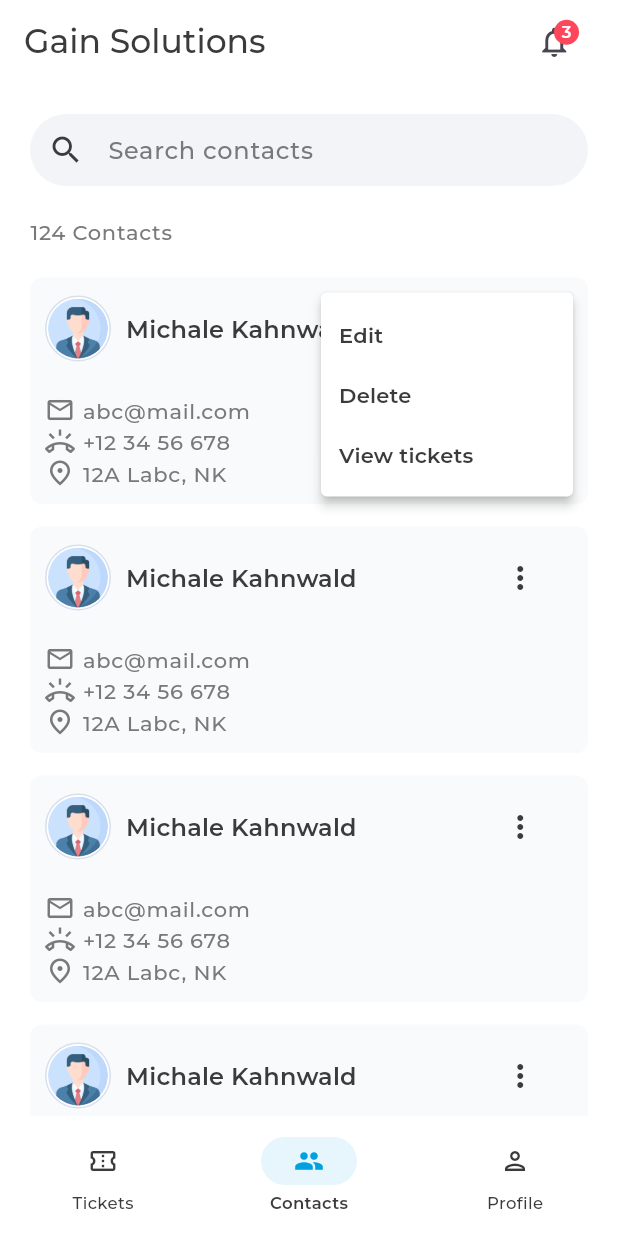
After one commit to Neloy-SWE/gsl-task, a Flutter app: the screen it shows after launch, item 2 of the bottom bar chosen, after a tap on the "more vert" icon, on a phone screen of 412 x 824 dp. The commit adds this screen. Run offline on Flutter 3.47's test engine with Material 3 defaults, Android fonts, the phone set to English and light mode, and no system bars; our stand-ins replace flutter_riverpod.

Commit message:
contact screen and relevant changes

```diff
--- a/lib/utilities/app_text.dart
+++ b/lib/utilities/app_text.dart
@@ -20,4 +20,8 @@ class AppText {
   static const String selectPriority = "Select priority";
   static const String tags = "Tags";
   static const String searchTags = "Search tags";
+  static const String searchContacts = "Search contacts";
+  static const String edit = "Edit";
+  static const String delete = "Delete";
+  static const String viewTickets = "View tickets";
 }
--- a/lib/views/custom_widgets/custom_text_field.dart
+++ b/lib/views/custom_widgets/custom_text_field.dart
@@ -16,6 +16,7 @@ class CustomTextField{
     required TextInputType textInputType,
     required TextInputAction textInputAction,
     void Function(String)? onFieldSubmitted,
+    void Function(String)? onChanged,
     IconData? prefix,
     void Function()? prefixOnTap,
 }){
@@ -27,6 +28,7 @@ class CustomTextField{
       cursorColor: Colors.black38,
       textInputAction: textInputAction,
       onFieldSubmitted: onFieldSubmitted,
+      onChanged: onChanged,
       decoration: InputDecoration(
         filled: true,
         fillColor: AppColor.colorSearchFieldBackground,
--- /dev/null
+++ b/lib/views/screens/screen_contact.dart
@@ -0,0 +1,189 @@
+/*
+* Created by Neloy on 21 March, 2025.
+* Email: taufiqneloy.swe@gmail.com
+*/
+
+import 'package:flutter/material.dart';
+import 'package:gsl_task/utilities/app_color.dart';
+import 'package:gsl_task/utilities/app_image.dart';
+import 'package:gsl_task/utilities/app_size.dart';
+import 'package:gsl_task/utilities/app_text.dart';
+import 'package:gsl_task/views/custom_widgets/custom_text_field.dart';
+
+class ContactScreen extends StatefulWidget {
+  const ContactScreen({super.key});
+
+  @override
+  State<ContactScreen> createState() => _ContactScreenState();
+}
+
+class _ContactScreenState extends State<ContactScreen> {
+  TextEditingController searchTagController = TextEditingController();
+
+  @override
+  void dispose() {
+    searchTagController.dispose();
+    super.dispose();
+  }
+
+  @override
+  Widget build(BuildContext context) {
+    return ListView(
+      padding: AppSize.paddingAll20,
+      children: [
+        CustomTextField.search(
+          context: context,
+          hint: AppText.searchContacts,
+          controller: searchTagController,
+          textInputType: TextInputType.text,
+          textInputAction: TextInputAction.search,
+          prefix: Icons.search,
+        ),
+        AppSize.gapH20,
+
+        // contact
+        Text(
+          "124 ${AppText.contacts}",
+          style: Theme.of(context).textTheme.bodyLarge,
+        ),
+        AppSize.gapH20,
+
+        // contact list:
+        ListView.separated(
+          physics: const NeverScrollableScrollPhysics(),
+          itemCount: 5,
+          shrinkWrap: true,
+          itemBuilder: (context, index) {
+            return _contact();
+          },
+          separatorBuilder: (BuildContext context, int index) {
+            return AppSize.gapH15;
+          },
+        ),
+      ],
+    );
+  }
+
+  Widget _contact() {
+    return Container(
+      padding: AppSize.paddingAll10,
+      decoration: BoxDecoration(
+        color: AppColor.colorCardBackground,
+        borderRadius: BorderRadius.circular(8),
+      ),
+      child: Column(
+        children: [
+          Row(
+            mainAxisAlignment: MainAxisAlignment.spaceBetween,
+            crossAxisAlignment: CrossAxisAlignment.center,
+            children: [
+              Expanded(
+                flex: 4,
+                child: Row(
+                  crossAxisAlignment: CrossAxisAlignment.center,
+                  children: [
+                    // profile image:
+                    Container(
+                      height: 44,
+                      width: 44,
+                      alignment: Alignment.center,
+                      decoration: BoxDecoration(
+                        shape: BoxShape.circle,
+                        color: Colors.white,
+                        border: Border.all(
+                          color: AppColor.colorBorder,
+                          width: 1,
+                        ),
+                      ),
+                      child: Container(
+                        height: 40,
+                        width: 40,
+                        decoration: BoxDecoration(
+                          shape: BoxShape.circle,
+                          image: DecorationImage(
+                            image: AssetImage(AppImage.profile),
+                            fit: BoxFit.fill,
+                          ),
+                        ),
+                      ),
+                    ),
+                    AppSize.gapW10,
+
+                    // name
+                    Flexible(
+                      child: Text(
+                        "Michale Kahnwald",
+                        maxLines: 1,
+                        overflow: TextOverflow.ellipsis,
+                        style: Theme.of(context).textTheme.titleMedium,
+                      ),
+                    ),
+                  ],
+                ),
+              ),
+
+              // menu
+              Expanded(
+                flex: 1,
+                child: PopupMenuButton<int>(
+                  icon: Icon(Icons.more_vert_outlined), // Your icon button
+                  onSelected: (value) {},
+                  color: Colors.white,
+                  itemBuilder:
+                      (context) => [
+                        PopupMenuItem<int>(
+                          value: 1,
+                          height: 40,
+                          child: Text(
+                            AppText.edit,
+                            style: Theme.of(
+                              context,
+                            ).textTheme.titleMedium!.copyWith(fontSize: 14),
+                          ),
+                        ),
+                        PopupMenuItem<int>(
+                          value: 2,
+                          height: 40,
+                          child: Text(
+                            AppText.delete,
+                            style: Theme.of(
+                              context,
+                            ).textTheme.titleMedium!.copyWith(fontSize: 14),
+                          ),
+                        ),
+                        PopupMenuItem<int>(
+                          value: 3,
+                          height: 40,
+                          child: Text(
+                            AppText.viewTickets,
+                            style: Theme.of(
+                              context,
+                            ).textTheme.titleMedium!.copyWith(fontSize: 14),
+                          ),
+                        ),
+                      ],
+                ),
+              ),
+            ],
+          ),
+          AppSize.gapH20,
+
+          _details(icon: Icons.mail_outline, details: "abc@mail.com"),
+          _details(icon: Icons.ring_volume_outlined, details: "+12 34 56 678"),
+          _details(icon: Icons.place_outlined, details: "12A Labc, NK"),
+        ],
+      ),
+    );
+  }
+
+  Widget _details({required IconData icon, required String details}) {
+    return Row(
+      crossAxisAlignment: CrossAxisAlignment.center,
+      children: [
+        Icon(icon, color: AppColor.colorTextNormal, size: 20),
+        AppSize.gapW05,
+        Text(details, style: Theme.of(context).textTheme.bodyLarge),
+      ],
+    );
+  }
+}
--- a/lib/views/screens/screen_home.dart
+++ b/lib/views/screens/screen_home.dart
@@ -7,7 +7,7 @@ import 'package:flutter/material.dart';
 import 'package:gsl_task/utilities/app_color.dart';
 import 'package:gsl_task/utilities/app_text.dart';
 import 'package:gsl_task/views/custom_widgets/custom_appbar.dart';
-import 'package:gsl_task/views/screens/screen_filter.dart';
+import 'package:gsl_task/views/screens/screen_contact.dart';
 import 'package:gsl_task/views/screens/screen_ticket.dart';
 
 class HomeScreen extends StatefulWidget {
@@ -20,7 +20,7 @@ class HomeScreen extends StatefulWidget {
 class _HomeScreenState extends State<HomeScreen> {
   int currentPageIndex = 0;
 
-  final List<Widget> _pages = [TicketScreen()];
+  final List<Widget> _pages = [TicketScreen(), ContactScreen()];
 
   PreferredSizeWidget _getAppBar() {
     switch (currentPageIndex) {
```
Also changed, not shown: lib/main.dart (+17 -108 lines), lib/views/screens/screen_filter.dart (+14 -4 lines).
